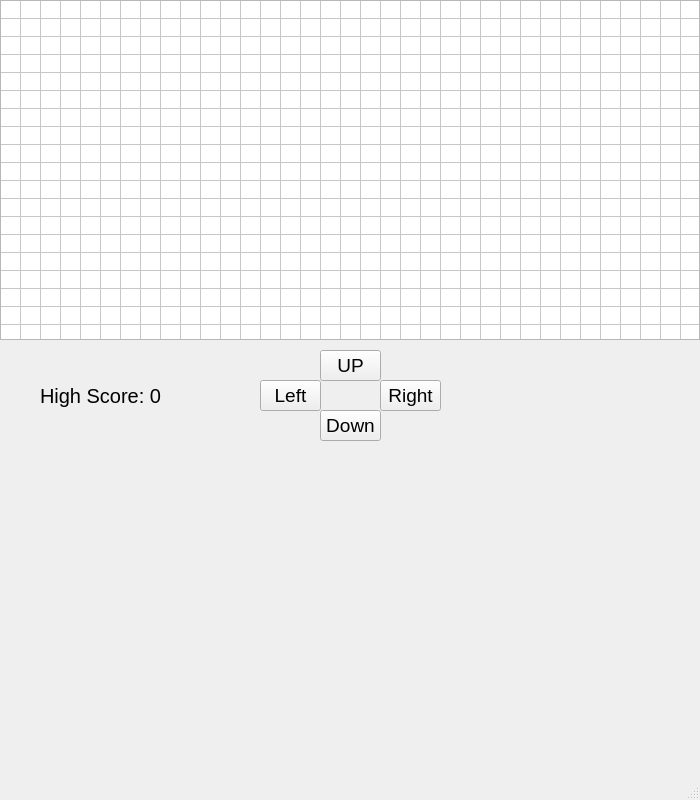
Before: the Qt Designer form maze-game-gui.ui in cmaul25/CIST-1620-Final-Project-2, drawn with Qt 5.
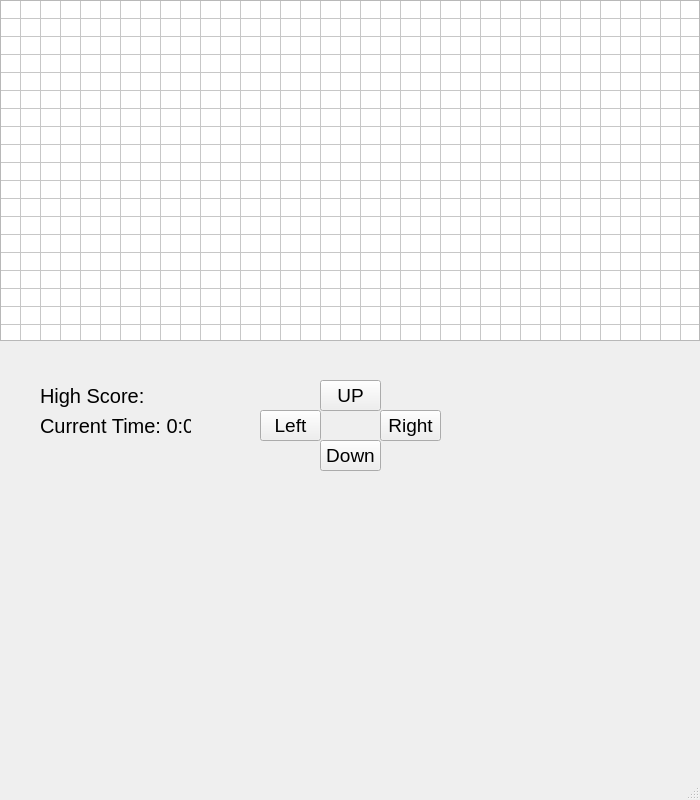
After: the same form once the commit is applied.

Diff of the .ui file:
```diff
--- a/maze-game-gui.ui
+++ b/maze-game-gui.ui
@@ -30,7 +30,7 @@
     <property name="geometry">
      <rect>
       <x>320</x>
-      <y>350</y>
+      <y>380</y>
       <width>61</width>
       <height>31</height>
      </rect>
@@ -48,7 +48,7 @@
     <property name="geometry">
      <rect>
       <x>380</x>
-      <y>380</y>
+      <y>410</y>
       <width>61</width>
       <height>31</height>
      </rect>
@@ -66,7 +66,7 @@
     <property name="geometry">
      <rect>
       <x>260</x>
-      <y>380</y>
+      <y>410</y>
       <width>61</width>
       <height>31</height>
      </rect>
@@ -84,7 +84,7 @@
     <property name="geometry">
      <rect>
       <x>320</x>
-      <y>410</y>
+      <y>440</y>
       <width>61</width>
       <height>31</height>
      </rect>
@@ -104,7 +104,7 @@
       <x>0</x>
       <y>0</y>
       <width>700</width>
-      <height>340</height>
+      <height>341</height>
      </rect>
     </property>
     <property name="maximumSize">
@@ -382,7 +382,25 @@
      </font>
     </property>
     <property name="text">
-     <string>High Score: 0</string>
+     <string>High Score:</string>
+    </property>
+   </widget>
+   <widget class="QLabel" name="label_3">
+    <property name="geometry">
+     <rect>
+      <x>40</x>
+      <y>410</y>
+      <width>151</width>
+      <height>31</height>
+     </rect>
+    </property>
+    <property name="font">
+     <font>
+      <pointsize>15</pointsize>
+     </font>
+    </property>
+    <property name="text">
+     <string>Current Time: 0:00</string>
     </property>
    </widget>
   </widget>
```
